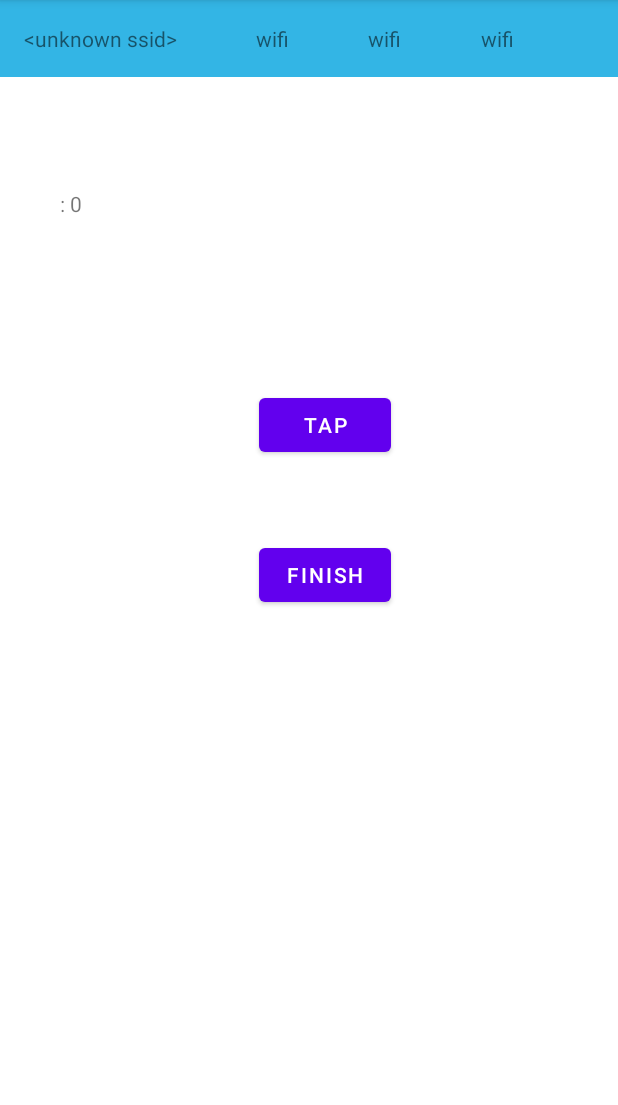
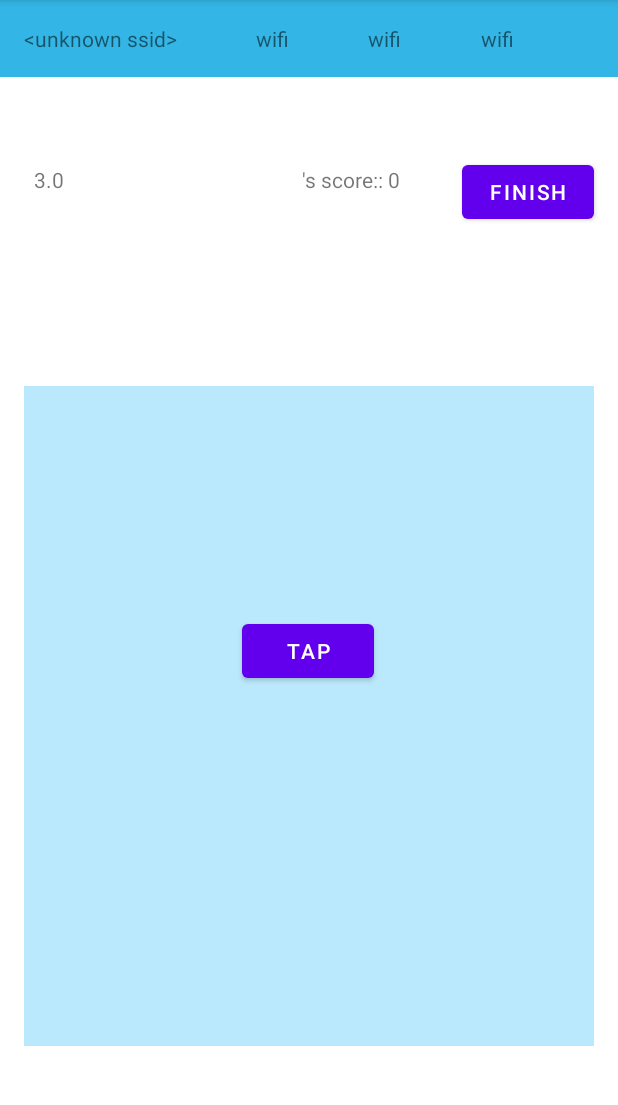
Before and after one commit to yuvalgeva77/Tap_The_Dot, an Android app: the Menu screen opened directly, with no data from a screen before it, after a tap on "PLAY!", on a phone screen of 412 x 824 dp, the part 84-1189 px from its top. Run offline under Robolectric (Android 15) with nearby library versions, the phone set to English and light mode, and no system bars; 5 statements that could not run were skipped.

Commit message:
start of game logic

```diff
--- a/app/src/main/java/com/example/tapthedot/game.java
+++ b/app/src/main/java/com/example/tapthedot/game.java
@@ -1,11 +1,15 @@
 package com.example.tapthedot;
 
-import android.content.Context;
 import android.content.Intent;
 import android.content.SharedPreferences;
+import android.graphics.Point;
+import android.nfc.Tag;
 import android.os.Bundle;
-import android.os.Parcelable;
+import android.util.Log;
+import android.view.Display;
 import android.view.View;
+import android.widget.Button;
+import android.widget.ImageView;
 import android.widget.TextView;
 import android.widget.Toast;
 import java.util.Random;
@@ -18,17 +22,22 @@ import com.google.gson.reflect.TypeToken;
 import java.lang.reflect.Type;
 import java.util.ArrayList;
 import java.util.Collections;
-import java.util.List;
-
-import static java.lang.reflect.Array.set;
 
 public class game extends AppCompatActivity implements fragment_toolbar.FragmentAListener {
     public static  ArrayList<tapData> TAP_DATA =null ;
     public static String USER_NAME ="" ;
-    int score=0;
+    private int score;
+    private double time;
     ArrayList<gameScore> scoreList;
     private fragment_toolbar toolbar;
-
+    private  TextView scoreText;
+    private  TextView timeText;
+    private Button tapBotton;
+    private ImageView screen;
+    private static final String new_LocationTAG = "new_Location";
+    private int screenWidth = 300;
+    private int screenHeight = 300;
+    Boolean firstTurn=true;
 
     @Override
     protected void onCreate(Bundle savedInstanceState) {
@@ -39,36 +48,84 @@ public class game extends AppCompatActivity implements fragment_toolbar.Fragment
         String userName = intent.getStringExtra(Menu.USER_NAME);
         USER_NAME=userName;
 //        score=0;
-        TextView textView = findViewById(R.id.scoreText);
-        textView.setText( USER_NAME+": "+ score);
         TAP_DATA = new ArrayList<tapData>();
         //toolber
         toolbar = new fragment_toolbar();
         getSupportFragmentManager().beginTransaction()
                 .replace(R.id.container_a, toolbar)
                 .commit();
+        scoreText = findViewById(R.id.scoreText);
+        timeText=findViewById(R.id.timeText);
+        tapBotton=findViewById(R.id.tapBotton);
+        screen =findViewById(R.id.screen);
+        score=0;
+        scoreText.setText( USER_NAME+"'s score:"+": "+ score);
+        time=3;
+        Display display = getWindowManager().getDefaultDisplay();
+        Point size = new Point();
+        display.getSize(size);
+        screenWidth = size.x;
+        screenHeight = size.y;
+        firstTurn=true;
+        restartTap();
+
 
         //-----------------------game ----------
 
     }
     //----------LOGS------
     public void tap(View view){
-        tapData newTap=new tapData(0,0,true);
+
+        tapData newTap=new tapData(tapBotton.getWidth(),tapBotton.getHeight(),true);
+        tapBotton.setVisibility(View.INVISIBLE);
         TAP_DATA.add(newTap);
         score= score+5;
-        TextView textView = findViewById(R.id.scoreText);
-        textView.setText( USER_NAME+": "+ score);
+        scoreText.setText( USER_NAME+"'s score:"+": "+ score);
+        restartTap();
+
+
+    }
+    public void restartTap(){
+        if(firstTurn){
+            time=3;
+            firstTurn=false;
+        }
+        else {
+        time=time*0.95;
+        }
+        timeText.setText(Double.toString(time));
+        tapBotton.setVisibility(View.VISIBLE);
+        // Based on position of our candy:
+        Random random = new Random();
+        // Understand nextInt(N) will go from 0 -> N-1, also are you trying to control where it can go?
+        //TODO:FIX
+        float newX = (float) random.nextInt(screen.getLeft() - 10);
+        float newY = (float) random.nextInt(screen.getTop() - 10);
+        while ( newX >= screen.getLeft() || newY >= screen.getTop() || newX <= 0 || newY <= 0) {
+            newX = (float) random.nextInt(screen.getLeft() - 10);
+            newY = (float) random.nextInt(screen.getTop() - 10);
+        }
+//TODO I didn't write it, but you need to check these float values if they   exceed the screen width and the screen length. */
+        // Sout to check coordinates
+        Log.d(new_LocationTAG,"x:"+newX+", y:"+newY);
+        // To change margins:
+        tapBotton.setX(newX);
+        tapBotton.setY(newY);
+        startCoundown(time);
+
+    }
+
+    private void startCoundown(Double time) {
+        timeText.setText(String.format("timer: %.2f seconds", time));
+
     }
 
     //-----------RECORS ---------
     public void finishGame(View view){
         //-----------RECORS ---------
-        Random rand = new Random();
-        score= rand.nextInt(1000);
+//        Random rand = new Random();
+//        score= rand.nextInt(1000);
         addScore();
-        TextView textView = findViewById(R.id.scoreText);
-        textView.setText( USER_NAME+": "+ score);
-
         //----log--------
         Intent intent = new Intent(this, Menu.class);
         intent.putExtra(USER_NAME, USER_NAME);
--- a/app/src/main/res/layout/activity_game.xml
+++ b/app/src/main/res/layout/activity_game.xml
@@ -14,34 +14,48 @@
         android:text="@string/finish"
         app:layout_constraintBottom_toBottomOf="parent"
         app:layout_constraintEnd_toEndOf="parent"
-        app:layout_constraintHorizontal_bias="0.532"
+        app:layout_constraintHorizontal_bias="0.95"
         app:layout_constraintStart_toStartOf="parent"
         app:layout_constraintTop_toTopOf="parent"
-        app:layout_constraintVertical_bias="0.499" />
+        app:layout_constraintVertical_bias="0.144" />
+
+    <TextView
+        android:id="@+id/timeText"
+        android:layout_width="wrap_content"
+        android:layout_height="wrap_content"
+        app:layout_constraintBottom_toBottomOf="parent"
+        app:layout_constraintEnd_toEndOf="parent"
+        app:layout_constraintHorizontal_bias="0.057"
+        app:layout_constraintStart_toStartOf="parent"
+        app:layout_constraintTop_toTopOf="parent"
+        app:layout_constraintVertical_bias="0.147"
+        tools:text="0:00" />
 
     <TextView
         android:id="@+id/scoreText"
-        android:layout_width="132dp"
-        android:layout_height="39dp"
+        android:layout_width="wrap_content"
+        android:layout_height="wrap_content"
         app:layout_constraintBottom_toBottomOf="parent"
         app:layout_constraintEnd_toEndOf="parent"
-        app:layout_constraintHorizontal_bias="0.143"
+        app:layout_constraintHorizontal_bias="0.58"
         app:layout_constraintStart_toStartOf="parent"
         app:layout_constraintTop_toTopOf="parent"
-        app:layout_constraintVertical_bias="0.173" />
+        app:layout_constraintVertical_bias="0.147"
+        tools:text="0" />
 
     <Button
-        android:id="@+id/TapBotton"
+        android:id="@+id/tapBotton"
         android:layout_width="wrap_content"
         android:layout_height="wrap_content"
         android:onClick="tap"
         android:text="@string/tap"
+        android:visibility="visible"
         app:layout_constraintBottom_toBottomOf="parent"
-        app:layout_constraintEnd_toEndOf="parent"
-        app:layout_constraintHorizontal_bias="0.532"
-        app:layout_constraintStart_toStartOf="parent"
+        app:layout_constraintEnd_toEndOf="@+id/view"
+        app:layout_constraintHorizontal_bias="0.498"
+        app:layout_constraintStart_toStartOf="@+id/view"
         app:layout_constraintTop_toTopOf="parent"
-        app:layout_constraintVertical_bias="0.36" />
+        app:layout_constraintVertical_bias="0.569" />
 
     <FrameLayout
         android:id="@+id/container_a"
@@ -51,4 +65,34 @@
         tools:layout_editor_absoluteX="16dp">
 
     </FrameLayout>
+
+    <View
+        android:id="@+id/view"
+        android:layout_width="380dp"
+        android:layout_height="440dp"
+        android:background="#4503A9F4"
+        app:layout_constraintBottom_toBottomOf="parent"
+        app:layout_constraintEnd_toEndOf="parent"
+        app:layout_constraintHorizontal_bias="0.5"
+        app:layout_constraintStart_toStartOf="parent"
+        app:layout_constraintTop_toTopOf="@+id/container_a"
+        app:layout_constraintVertical_bias="0.785" />
+
+    <ImageView
+        android:id="@+id/screen"
+        android:layout_width="295dp"
+        android:layout_height="456dp"
+        android:layout_marginStart="58dp"
+        android:layout_marginLeft="58dp"
+        android:layout_marginTop="112dp"
+        android:layout_marginEnd="58dp"
+        android:layout_marginRight="58dp"
+        android:layout_marginBottom="35dp"
+        app:layout_constraintBottom_toBottomOf="parent"
+        app:layout_constraintEnd_toEndOf="parent"
+        app:layout_constraintStart_toStartOf="parent"
+        app:layout_constraintTop_toTopOf="parent"
+        tools:srcCompat="@tools:sample/backgrounds/scenic"
+        android:contentDescription="TODO" />
+
 </androidx.constraintlayout.widget.ConstraintLayout>
--- a/app/src/main/res/values/strings.xml
+++ b/app/src/main/res/values/strings.xml
@@ -11,4 +11,5 @@
     <string name="error">error</string>
     <string name="finish">finish</string>
     <string name="tap">Tap</string>
+    <string name="tapBotton">tap!</string>
 </resources>
```
Also changed, not shown: app/src/main/java/com/example/tapthedot/tapData.java (+17 -17 lines).
